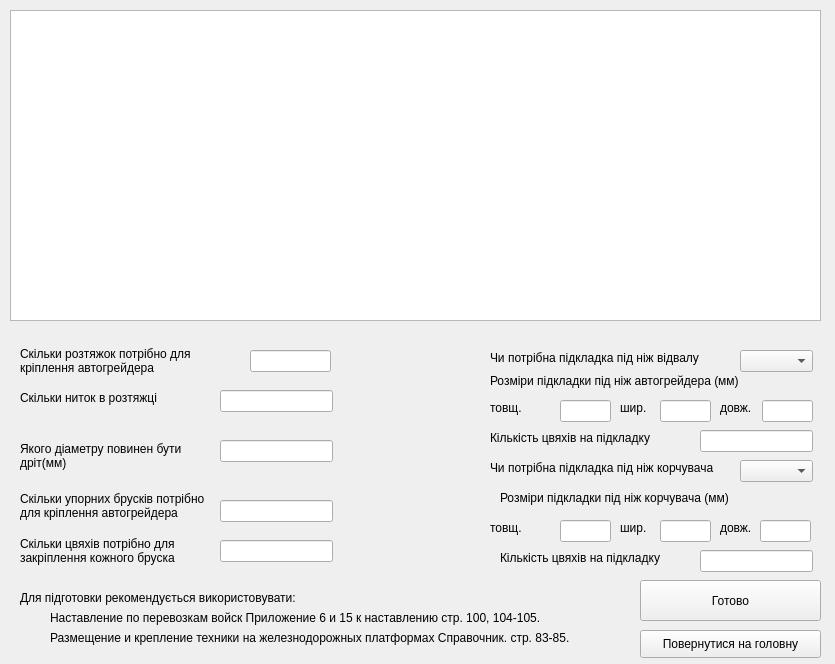
Old version of the form view/motorgrader_form.ui in the repository Win9XCHI/Fastening_test.
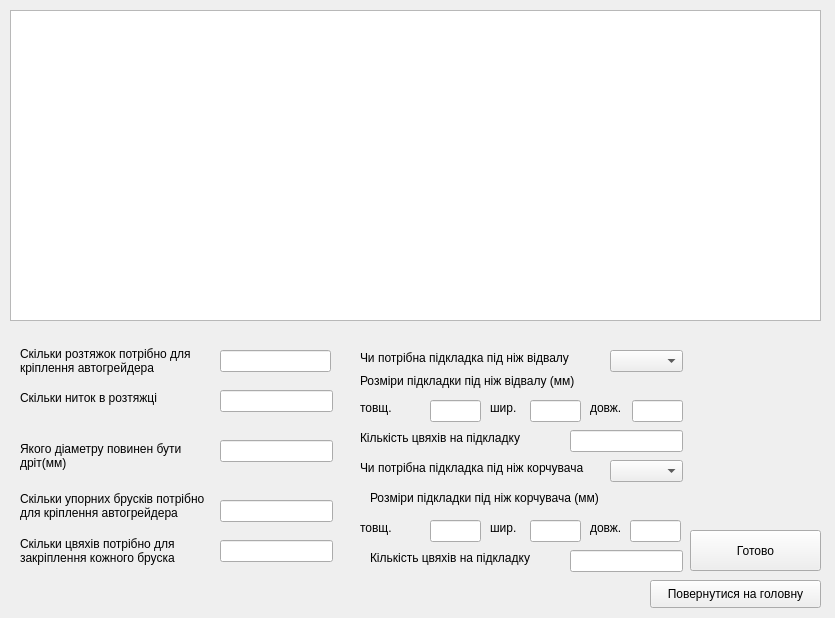
New version of the form.

Commit message: Added class and fix form for motorgrader, added functions for lining class

Patch:
```diff
--- a/view/motorgrader_form.ui
+++ b/view/motorgrader_form.ui
@@ -7,7 +7,7 @@
     <x>0</x>
     <y>0</y>
     <width>835</width>
-    <height>664</height>
+    <height>618</height>
    </rect>
   </property>
   <property name="windowTitle">
@@ -28,7 +28,7 @@
     <rect>
      <x>20</x>
      <y>340</y>
-     <width>341</width>
+     <width>191</width>
      <height>41</height>
     </rect>
    </property>
@@ -92,49 +92,10 @@
 закріплення кожного бруска</string>
    </property>
   </widget>
-  <widget class="QLabel" name="label_6">
-   <property name="geometry">
-    <rect>
-     <x>20</x>
-     <y>590</y>
-     <width>301</width>
-     <height>16</height>
-    </rect>
-   </property>
-   <property name="text">
-    <string>Для підготовки рекомендується використовувати:</string>
-   </property>
-  </widget>
-  <widget class="QLabel" name="label_7">
-   <property name="geometry">
-    <rect>
-     <x>50</x>
-     <y>610</y>
-     <width>541</width>
-     <height>16</height>
-    </rect>
-   </property>
-   <property name="text">
-    <string>Наставление по перевозкам войск Приложение 6 и 15 к наставлению стр. 100, 104-105.</string>
-   </property>
-  </widget>
-  <widget class="QLabel" name="label_8">
-   <property name="geometry">
-    <rect>
-     <x>50</x>
-     <y>630</y>
-     <width>571</width>
-     <height>16</height>
-    </rect>
-   </property>
-   <property name="text">
-    <string>Размещение и крепление техники на железнодорожных платформах Справочник. стр. 83-85.</string>
-   </property>
-  </widget>
   <widget class="QLabel" name="label_9">
    <property name="geometry">
     <rect>
-     <x>490</x>
+     <x>360</x>
      <y>350</y>
      <width>231</width>
      <height>16</height>
@@ -147,20 +108,20 @@
   <widget class="QLabel" name="label_10">
    <property name="geometry">
     <rect>
-     <x>490</x>
+     <x>360</x>
      <y>370</y>
      <width>281</width>
      <height>21</height>
     </rect>
    </property>
    <property name="text">
-    <string>Розміри підкладки під ніж автогрейдера (мм)</string>
+    <string>Розміри підкладки під ніж відвалу (мм)</string>
    </property>
   </widget>
   <widget class="QLabel" name="label_11">
    <property name="geometry">
     <rect>
-     <x>490</x>
+     <x>360</x>
      <y>400</y>
      <width>41</width>
      <height>16</height>
@@ -173,7 +134,7 @@
   <widget class="QLabel" name="label_12">
    <property name="geometry">
     <rect>
-     <x>620</x>
+     <x>490</x>
      <y>400</y>
      <width>31</width>
      <height>16</height>
@@ -186,7 +147,7 @@
   <widget class="QLabel" name="label_13">
    <property name="geometry">
     <rect>
-     <x>720</x>
+     <x>590</x>
      <y>400</y>
      <width>41</width>
      <height>16</height>
@@ -199,7 +160,7 @@
   <widget class="QLabel" name="label_14">
    <property name="geometry">
     <rect>
-     <x>490</x>
+     <x>360</x>
      <y>430</y>
      <width>191</width>
      <height>16</height>
@@ -212,7 +173,7 @@
   <widget class="QLabel" name="label_15">
    <property name="geometry">
     <rect>
-     <x>490</x>
+     <x>360</x>
      <y>460</y>
      <width>251</width>
      <height>16</height>
@@ -225,7 +186,7 @@
   <widget class="QLabel" name="label_16">
    <property name="geometry">
     <rect>
-     <x>500</x>
+     <x>370</x>
      <y>490</y>
      <width>261</width>
      <height>16</height>
@@ -238,7 +199,7 @@
   <widget class="QLabel" name="label_20">
    <property name="geometry">
     <rect>
-     <x>500</x>
+     <x>370</x>
      <y>550</y>
      <width>181</width>
      <height>16</height>
@@ -251,7 +212,7 @@
   <widget class="QLabel" name="label_21">
    <property name="geometry">
     <rect>
-     <x>490</x>
+     <x>360</x>
      <y>520</y>
      <width>41</width>
      <height>16</height>
@@ -264,7 +225,7 @@
   <widget class="QLabel" name="label_22">
    <property name="geometry">
     <rect>
-     <x>620</x>
+     <x>490</x>
      <y>520</y>
      <width>31</width>
      <height>16</height>
@@ -277,7 +238,7 @@
   <widget class="QLabel" name="label_23">
    <property name="geometry">
     <rect>
-     <x>720</x>
+     <x>590</x>
      <y>520</y>
      <width>41</width>
      <height>16</height>
@@ -290,9 +251,9 @@
   <widget class="QLineEdit" name="lineEdit">
    <property name="geometry">
     <rect>
-     <x>250</x>
+     <x>220</x>
      <y>350</y>
-     <width>81</width>
+     <width>111</width>
      <height>22</height>
     </rect>
    </property>
@@ -340,7 +301,7 @@
   <widget class="QLineEdit" name="lineEdit_6">
    <property name="geometry">
     <rect>
-     <x>560</x>
+     <x>430</x>
      <y>400</y>
      <width>51</width>
      <height>22</height>
@@ -350,7 +311,7 @@
   <widget class="QLineEdit" name="lineEdit_7">
    <property name="geometry">
     <rect>
-     <x>660</x>
+     <x>530</x>
      <y>400</y>
      <width>51</width>
      <height>22</height>
@@ -360,7 +321,7 @@
   <widget class="QLineEdit" name="lineEdit_8">
    <property name="geometry">
     <rect>
-     <x>762</x>
+     <x>632</x>
      <y>400</y>
      <width>51</width>
      <height>22</height>
@@ -370,7 +331,7 @@
   <widget class="QLineEdit" name="lineEdit_9">
    <property name="geometry">
     <rect>
-     <x>700</x>
+     <x>570</x>
      <y>430</y>
      <width>113</width>
      <height>22</height>
@@ -380,7 +341,7 @@
   <widget class="QComboBox" name="comboBox">
    <property name="geometry">
     <rect>
-     <x>740</x>
+     <x>610</x>
      <y>350</y>
      <width>73</width>
      <height>22</height>
@@ -390,7 +351,7 @@
   <widget class="QComboBox" name="comboBox_2">
    <property name="geometry">
     <rect>
-     <x>740</x>
+     <x>610</x>
      <y>460</y>
      <width>73</width>
      <height>22</height>
@@ -400,7 +361,7 @@
   <widget class="QLineEdit" name="lineEdit_10">
    <property name="geometry">
     <rect>
-     <x>700</x>
+     <x>570</x>
      <y>550</y>
      <width>113</width>
      <height>22</height>
@@ -410,7 +371,7 @@
   <widget class="QLineEdit" name="lineEdit_11">
    <property name="geometry">
     <rect>
-     <x>560</x>
+     <x>430</x>
      <y>520</y>
      <width>51</width>
      <height>22</height>
@@ -420,7 +381,7 @@
   <widget class="QLineEdit" name="lineEdit_12">
    <property name="geometry">
     <rect>
-     <x>660</x>
+     <x>530</x>
      <y>520</y>
      <width>51</width>
      <height>22</height>
@@ -430,7 +391,7 @@
   <widget class="QLineEdit" name="lineEdit_13">
    <property name="geometry">
     <rect>
-     <x>760</x>
+     <x>630</x>
      <y>520</y>
      <width>51</width>
      <height>22</height>
@@ -440,9 +401,9 @@
   <widget class="QPushButton" name="pushButton">
    <property name="geometry">
     <rect>
-     <x>640</x>
-     <y>580</y>
-     <width>181</width>
+     <x>690</x>
+     <y>530</y>
+     <width>131</width>
      <height>41</height>
     </rect>
    </property>
@@ -453,9 +414,9 @@
   <widget class="QPushButton" name="pushButton_2">
    <property name="geometry">
     <rect>
-     <x>640</x>
-     <y>630</y>
-     <width>181</width>
+     <x>650</x>
+     <y>580</y>
+     <width>171</width>
      <height>28</height>
     </rect>
    </property>
```
The commit also changes 7 other files.
